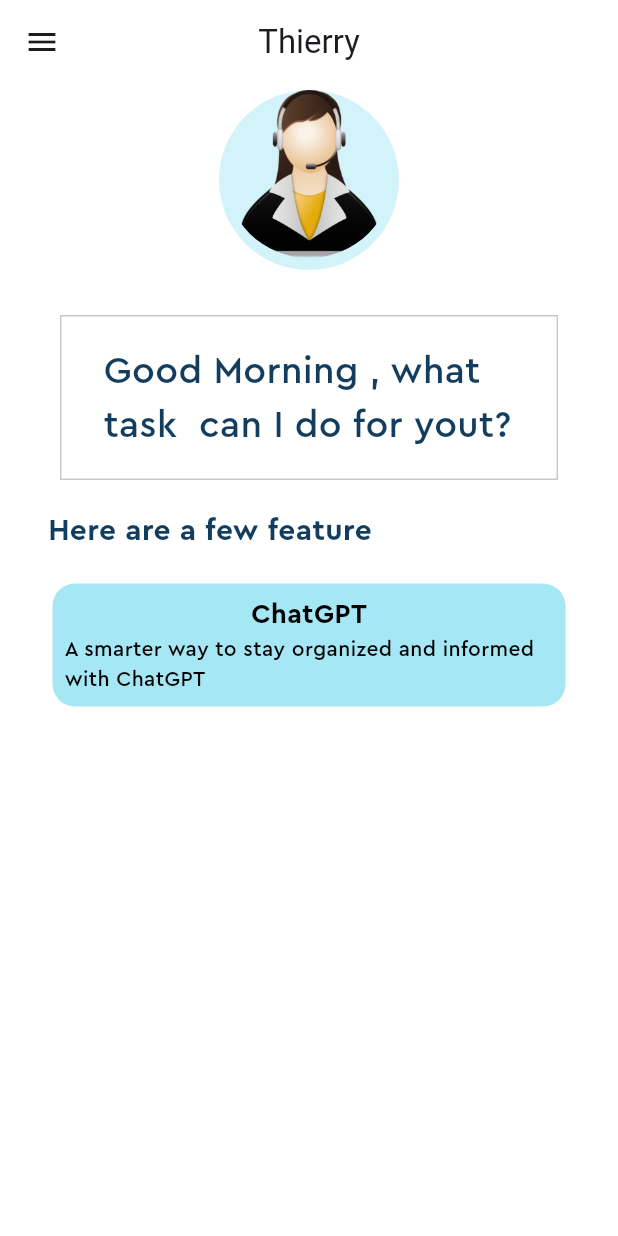
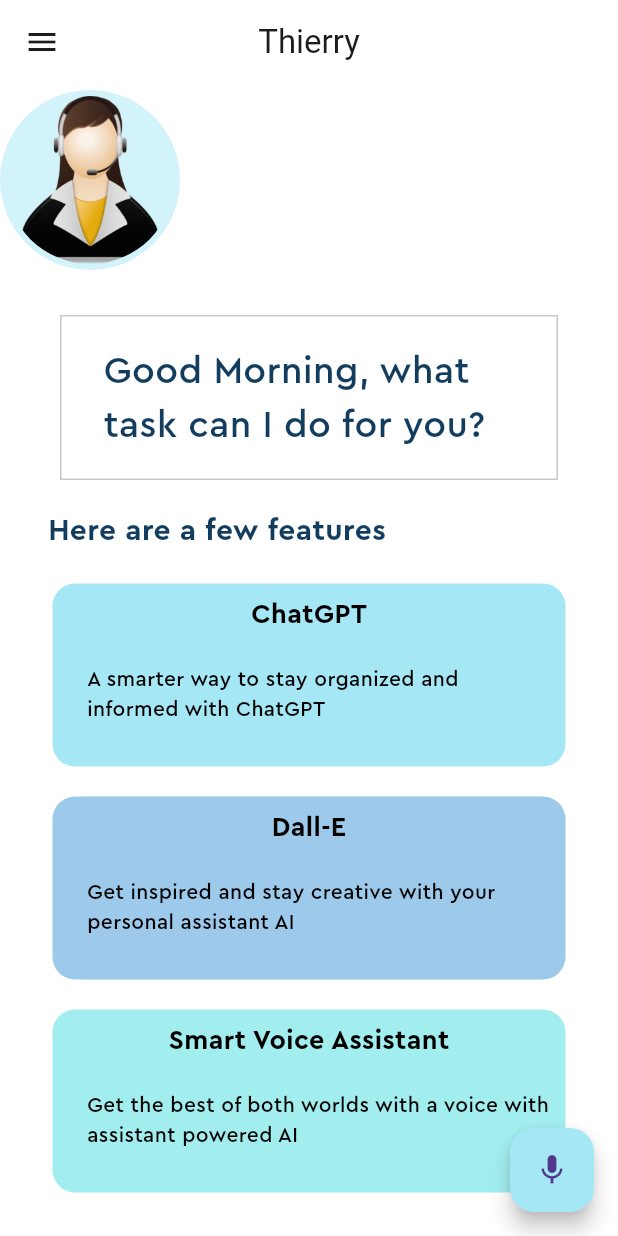
Before and after one commit to thierryrudaseswa/CHATV, a Flutter app: the screen it shows after launch, on a phone screen of 412 x 824 dp. Run offline on Flutter 3.47's test engine with Material 3 defaults, Android fonts, the phone set to English and light mode, and no system bars; our stand-ins replace speech_to_text.

Commit message:
The VOICE CHAT app that helps in dictating the words build in flutter

```diff
--- a/lib/feature_box.dart
+++ b/lib/feature_box.dart
@@ -26,20 +26,24 @@
           children: [
             Text(
               headerText,
-              style: TextStyle(
+              style:const  TextStyle(
                 fontFamily: 'Cera Pro',
                 color: Pallete.blackColor,
                 fontSize: 18,
                 fontWeight: FontWeight.bold
               ),
             ),
-             Text(
-              descriptionText,
-              style: TextStyle(
-                fontFamily: 'Cera Pro',
-                color: Pallete.blackColor,
-              ),
-            )
+             Padding(
+
+               padding: const EdgeInsets.symmetric(vertical: 20).copyWith(left: 15),
+               child: Text(
+                descriptionText,
+                style: const  TextStyle(
+                  fontFamily: 'Cera Pro',
+                  color: Pallete.blackColor,
+                ),
+                           ),
+             )
           ],
         ),
       ),
--- a/lib/home_page.dart
+++ b/lib/home_page.dart
@@ -1,15 +1,50 @@
 import 'package:chatvoice/pallete.dart';
 import 'package:flutter/material.dart';
 import 'package:chatvoice/feature_box.dart';
+import 'package:speech_to_text/speech_recognition_result.dart';
+import 'package:speech_to_text/speech_to_text.dart';
+
 
 class HomePage extends StatefulWidget {
-  const HomePage({super.key});
+  const HomePage({Key? key}) : super(key: key);
 
   @override
   State<HomePage> createState() => _HomePageState();
 }
 
 class _HomePageState extends State<HomePage> {
+  final speechToText = SpeechToText();
+  String lastWords = '';
+  @override
+  void initState() {
+    super.initState();
+    initSpeechToText();
+  }
+  Future<void> initSpeechToText() async{
+    await speechToText.initialize();
+    setState(() {});
+  }
+
+  void startListening() async{
+    await speechToText.listen(onResult: onSpeechResult);
+    setState(() {});
+  }
+  void stopListening() async{
+    await speechToText.stop();
+    setState(() {});
+  }
+
+  void onSpeechResult(SpeechRecognitionResult result){
+    setState(() {
+      lastWords = result.recognizedWords;
+    });
+  }
+  @override
+  void dispose() {
+    // TODO: implement dispose
+    super.dispose();
+    speechToText.stop();
+  }
   @override
   Widget build(BuildContext context) {
     return Scaffold(
@@ -18,7 +53,7 @@
         leading: const Icon(Icons.menu),
         centerTitle: true,
       ),
-      body: Column(
+      body: ListView(
         children: [
           Stack(
             children: [
@@ -30,10 +65,7 @@
                   color: Pallete.assistantCircleColor,
                   shape: BoxShape.circle,
                 ),
-    ),
-    Positioned(
-      top: 4,
-      left: 4,
+                child: Center(
                   child: Container(
                     height: 112,
                     width: 112,
@@ -46,25 +78,19 @@
                     ),
                   ),
                 ),
+              ),
             ],
           ),
-
-
           Container(
-            padding: const EdgeInsets.symmetric(
-              horizontal: 20,
-              vertical: 10,
-            ),
+            padding: const EdgeInsets.symmetric(horizontal: 20, vertical: 10),
             margin: const EdgeInsets.symmetric(horizontal: 40).copyWith(top: 30),
             decoration: BoxDecoration(
-              border: Border.all(color: Pallete.borderColor,
-              )
+              border: Border.all(color: Pallete.borderColor),
             ),
-
-            child:const  Padding(
-              padding:  EdgeInsets.all(8.0),
-              child:  Text(
-                "Good Morning , what task  can I do for yout?",
+            child: Padding(
+              padding: const EdgeInsets.all(8.0),
+              child: Text(
+                "Good Morning, what task can I do for you?",
                 style: TextStyle(
                   fontFamily: 'Cera Pro',
                   color: Pallete.mainFontColor,
@@ -76,12 +102,9 @@
           Container(
             padding: const EdgeInsets.all(10),
             alignment: Alignment.centerLeft,
-            margin:const EdgeInsets.only(
-              top: 10,
-              left: 22,
-            ),
-            child: const Text(
-              "Here are a few feature",
+            margin: const EdgeInsets.only(top: 10, left: 22),
+            child: Text(
+              "Here are a few features",
               style: TextStyle(
                 fontFamily: 'Cera Pro',
                 color: Pallete.mainFontColor,
@@ -90,18 +113,30 @@
               ),
             ),
           ),
-        const   Column(
-          children:[
           FeatureBox(
-              color:Pallete.firstSuggestionBoxColor,
+            color: Pallete.firstSuggestionBoxColor,
             headerText: 'ChatGPT',
             descriptionText: 'A smarter way to stay organized and informed with ChatGPT',
-            )
-          ]
-
-          )
+          ),
+          FeatureBox(
+            color: Pallete.secondSuggestionBoxColor,
+            headerText: 'Dall-E',
+            descriptionText: 'Get inspired and stay creative with your personal assistant AI',
+          ),
+          FeatureBox(
+            color: Pallete.thirdSuggestionBoxColor,
+            headerText: 'Smart Voice Assistant',
+            descriptionText: 'Get the best of both worlds with a voice with assistant powered AI',
+          ),
         ],
       ),
+      floatingActionButton:
+       FloatingActionButton(
+        backgroundColor: Pallete.firstSuggestionBoxColor,
+        onPressed: (){},
+        child: const Icon(Icons.mic),
+       )
+      ,
     );
   }
 }
--- a/pubspec.yaml
+++ b/pubspec.yaml
@@ -30,6 +30,8 @@
 dependencies:
   flutter:
     sdk: flutter
+  speech_to_text: ^5.0.0
+
 
 
   # The following adds the Cupertino Icons font to your application.
```
Also changed, not shown: pubspec.lock, 2 other files. Lines whose indentation alone changed are shown as unchanged.
